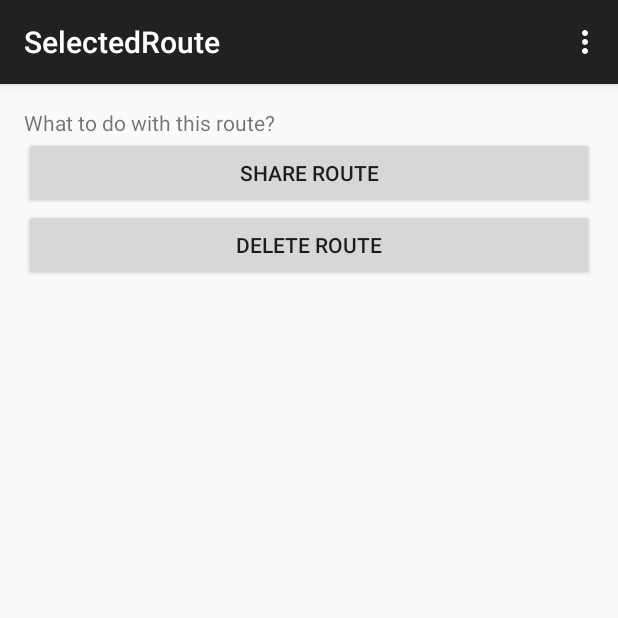
After one commit to ekremney/touravel, an Android app: the SelectedRoute screen opened directly, with no data from a screen before it, on a phone screen of 412 x 824 dp, the top half of it. The commit adds this screen. Run offline under Robolectric (Android 15) with nearby library versions, the phone set to English and light mode, and no system bars.

```diff
--- a/android/app/src/main/java/com/example/touravel/app/MainActivity.java
+++ b/android/app/src/main/java/com/example/touravel/app/MainActivity.java
@@ -21,7 +21,7 @@ public class MainActivity extends TabActivity {
     public void onCreate(Bundle savedInstanceState) {
         super.onCreate(savedInstanceState);
         setContentView(R.layout.activity_main);
-        //startService(new Intent(this, BackgroundService.class));
+        startService(new Intent(this, BackgroundService.class));
         tabHost = getTabHost();
         setTabs();
     }
--- /dev/null
+++ b/android/app/src/main/java/com/example/touravel/app/SelectedRoute.java
@@ -0,0 +1,60 @@
+package com.example.touravel.app;
+
+import android.support.v7.app.ActionBarActivity;
+import android.os.Bundle;
+import android.view.Menu;
+import android.view.MenuItem;
+import android.view.View;
+import android.widget.Button;
+import android.widget.TextView;
+
+
+public class SelectedRoute extends ActionBarActivity {
+
+    Route r = null;
+
+    @Override
+    protected void onCreate(Bundle savedInstanceState) {
+        super.onCreate(savedInstanceState);
+        setContentView(R.layout.activity_selected_route);
+
+        ((TextView)findViewById(R.id.selected_route_text)).setText("What to do with this route?");
+
+        findViewById(R.id.share_route_button).setOnClickListener(new View.OnClickListener() {
+            @Override
+            public void onClick(View view) {
+                ((Button) findViewById(R.id.share_route_button)).setText("Not implemented yet.");
+            }
+        });
+
+        findViewById(R.id.delete_route_button).setOnClickListener(new View.OnClickListener() {
+            @Override
+            public void onClick(View view) {
+                //r.delete();
+                ((Button) findViewById(R.id.delete_route_button)).setText("Route deleted.");
+            }
+        });
+    }
+
+    @Override
+    public boolean onCreateOptionsMenu(Menu menu) {
+        // Inflate the menu; this adds items to the action bar if it is present.
+        getMenuInflater().inflate(R.menu.menu_selected_route, menu);
+        return true;
+    }
+
+    @Override
+    public boolean onOptionsItemSelected(MenuItem item) {
+        // Handle action bar item clicks here. The action bar will
+        // automatically handle clicks on the Home/Up button, so long
+        // as you specify a parent activity in AndroidManifest.xml.
+        int id = item.getItemId();
+
+        //noinspection SimplifiableIfStatement
+        if (id == R.id.action_settings) {
+            return true;
+        }
+
+        return super.onOptionsItemSelected(item);
+    }
+}
--- a/android/app/src/main/java/com/example/touravel/app/StorylineActivity.java
+++ b/android/app/src/main/java/com/example/touravel/app/StorylineActivity.java
@@ -3,7 +3,6 @@ package com.example.touravel.app;
 /**
  * Created by gokhancs on 17/03/15.
  */
-import android.content.Intent;
 import android.support.v7.app.ActionBarActivity;
 import android.os.Bundle;
 import android.view.Menu;
--- /dev/null
+++ b/android/app/src/main/res/layout/activity_selected_route.xml
@@ -0,0 +1,29 @@
+<LinearLayout xmlns:android="http://schemas.android.com/apk/res/android"
+    xmlns:tools="http://schemas.android.com/tools"
+    android:layout_width="match_parent"
+    android:layout_height="match_parent"
+    android:paddingLeft="@dimen/activity_horizontal_margin"
+    android:paddingRight="@dimen/activity_horizontal_margin"
+    android:paddingTop="@dimen/activity_vertical_margin"
+    android:paddingBottom="@dimen/activity_vertical_margin"
+    android:orientation="vertical"
+    tools:context="com.example.touravel.app.SelectedRoute">
+
+    <TextView
+        android:id="@+id/selected_route_text"
+        android:layout_width="match_parent"
+        android:layout_height="wrap_content" />
+
+    <Button android:id="@+id/share_route_button"
+        android:layout_width="match_parent"
+        android:layout_height="wrap_content"
+        android:text="Share Route"
+        android:layout_gravity="left" />
+
+    <Button android:id="@+id/delete_route_button"
+        android:layout_width="match_parent"
+        android:layout_height="wrap_content"
+        android:text="Delete Route"
+        android:layout_gravity="right" />
+
+</LinearLayout>
--- a/android/app/src/main/res/layout/activity_timeline.xml
+++ b/android/app/src/main/res/layout/activity_timeline.xml
@@ -10,6 +10,7 @@
 
     <TextView
         android:text="@string/timeline"
+        android:id="@+id/TimelineTV"
         android:layout_width="wrap_content"
         android:layout_height="wrap_content" />
 
--- /dev/null
+++ b/android/app/src/main/res/menu/menu_selected_route.xml
@@ -0,0 +1,7 @@
+<menu xmlns:android="http://schemas.android.com/apk/res/android"
+    xmlns:app="http://schemas.android.com/apk/res-auto"
+    xmlns:tools="http://schemas.android.com/tools"
+    tools:context="com.example.touravel.app.SelectedRoute">
+    <item android:id="@+id/action_settings" android:title="@string/action_settings"
+        android:orderInCategory="100" app:showAsAction="never" />
+</menu>
--- a/android/app/src/main/res/values/strings.xml
+++ b/android/app/src/main/res/values/strings.xml
@@ -14,5 +14,8 @@
         <item>Two</item>
         <item>Three</item>
     </string-array>
+    <string name="title_activity_selected_route">SelectedRoute</string>
+
+    <string name="hello_world">Hello world!</string>
 
 </resources>
```
Also changed, not shown: android/app/src/main/AndroidManifest.xml (+41 -32 lines), android/app/src/main/java/com/example/touravel/app/BackgroundService.java (+66 -38 lines), android/app/src/main/java/com/example/touravel/app/MapActivity.java (+52 -51 lines), android/app/src/main/java/com/example/touravel/app/Route.java (added, +206 -0 lines), android/app/src/main/java/com/example/touravel/app/TimelineActivity.java (+12 -5 lines), 3 other files.
